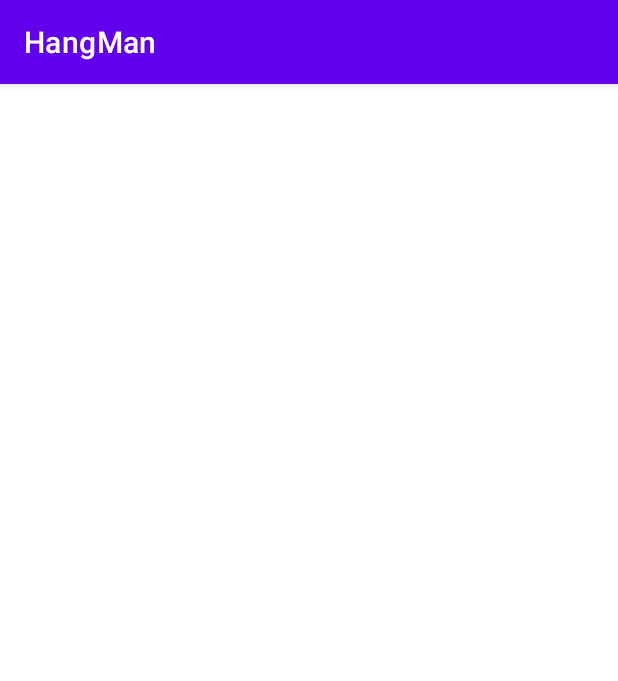
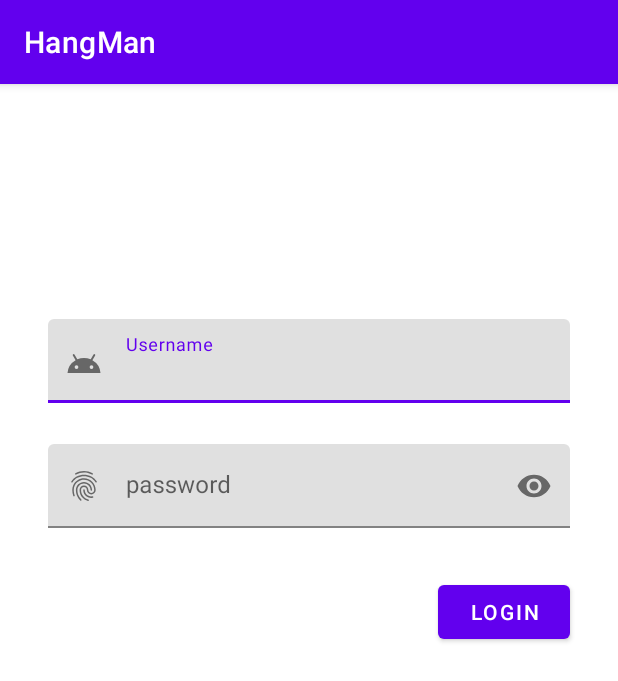
Before and after one commit to Ivansame-enti/HangMan, an Android app: the screen it shows after launch (MainActivity before the commit, LoginActivity after it), on a phone screen of 412 x 824 dp. Shown: the top 681 px of the screen. Run offline under Robolectric (Android 15) with nearby library versions, the phone set to English and light mode, and no system bars.

Commit message:
Login hecho

```diff
--- /dev/null
+++ b/app/src/main/java/com/example/hangman/LoginActivity.kt
@@ -0,0 +1,60 @@
+package com.example.hangman
+
+import android.content.Intent
+import androidx.appcompat.app.AppCompatActivity
+import android.os.Bundle
+import android.util.Patterns
+import android.view.View
+import android.widget.Toast
+import com.example.hangman.databinding.ActivityLoginBinding
+import kotlinx.coroutines.CoroutineScope
+import kotlinx.coroutines.Dispatchers
+import kotlinx.coroutines.delay
+import kotlinx.coroutines.launch
+
+class LoginActivity : AppCompatActivity() {
+    private lateinit var binding: ActivityLoginBinding
+
+    private val CORRECT_USER = "ivan@gmail.com"
+    private val CORRECT_PASSWORD = "1234"
+
+    override fun onCreate(savedInstanceState: Bundle?) {
+        super.onCreate(savedInstanceState)
+
+        binding = ActivityLoginBinding.inflate(layoutInflater)
+        setContentView(binding.root)
+
+        binding.loginButton.setOnClickListener{
+            val username = binding.userInput.text.toString()
+            val password = binding.passwordInput.text.toString()
+
+            if(username == CORRECT_USER && password == CORRECT_PASSWORD){
+
+                binding.progressBar.visibility = View.VISIBLE
+
+                CoroutineScope(Dispatchers.Default).launch {
+
+                    delay(3000)
+
+                    val intent = Intent(this@LoginActivity, MainActivity::class.java)
+                    startActivity(intent)
+
+                    finish()
+                }
+
+            } else {
+                Toast.makeText(this, "Error", Toast.LENGTH_SHORT).show()
+            }
+        }
+
+        binding.userInput.setOnFocusChangeListener { view, b ->
+            if(!b){ //Cuando perdemos el focus
+                val username = binding.userInput.text.toString()
+                if(!Patterns.EMAIL_ADDRESS.matcher(username).matches())
+                    binding.userInput.error = "Invalid username"
+                else binding.userInput.error = null
+            }
+
+        }
+    }
+}
--- /dev/null
+++ b/app/src/main/res/drawable/ic_android_black_24dp.xml
@@ -0,0 +1,5 @@
+<vector android:height="24dp" android:tint="#000000"
+    android:viewportHeight="24" android:viewportWidth="24"
+    android:width="24dp" xmlns:android="http://schemas.android.com/apk/res/android">
+    <path android:fillColor="#FF000000" android:pathData="M17.6,11.48 L19.44,8.3a0.63,0.63 0,0 0,-1.09 -0.63l-1.88,3.24a11.43,11.43 0,0 0,-8.94 0L5.65,7.67a0.63,0.63 0,0 0,-1.09 0.63L6.4,11.48A10.81,10.81 0,0 0,1 20L23,20A10.81,10.81 0,0 0,17.6 11.48ZM7,17.25A1.25,1.25 0,1 1,8.25 16,1.25 1.25,0 0,1 7,17.25ZM17,17.25A1.25,1.25 0,1 1,18.25 16,1.25 1.25,0 0,1 17,17.25Z"/>
+</vector>
--- /dev/null
+++ b/app/src/main/res/drawable/ic_baseline_emoji_emotions_24.xml
@@ -0,0 +1,5 @@
+<vector android:height="24dp" android:tint="#000000"
+    android:viewportHeight="24" android:viewportWidth="24"
+    android:width="24dp" xmlns:android="http://schemas.android.com/apk/res/android">
+    <path android:fillColor="@android:color/white" android:pathData="M11.99,2C6.47,2 2,6.48 2,12c0,5.52 4.47,10 9.99,10C17.52,22 22,17.52 22,12C22,6.48 17.52,2 11.99,2zM8.5,8C9.33,8 10,8.67 10,9.5S9.33,11 8.5,11S7,10.33 7,9.5S7.67,8 8.5,8zM12,18c-2.28,0 -4.22,-1.66 -5,-4h10C16.22,16.34 14.28,18 12,18zM15.5,11c-0.83,0 -1.5,-0.67 -1.5,-1.5S14.67,8 15.5,8S17,8.67 17,9.5S16.33,11 15.5,11z"/>
+</vector>
--- /dev/null
+++ b/app/src/main/res/layout/activity_login.xml
@@ -0,0 +1,77 @@
+<?xml version="1.0" encoding="utf-8"?>
+<androidx.constraintlayout.widget.ConstraintLayout xmlns:android="http://schemas.android.com/apk/res/android"
+    xmlns:app="http://schemas.android.com/apk/res-auto"
+    xmlns:tools="http://schemas.android.com/tools"
+    android:layout_width="match_parent"
+    android:layout_height="match_parent"
+    tools:context=".LoginActivity">
+
+    <com.google.android.material.textfield.TextInputLayout
+        android:id="@+id/userInputWrapper"
+        android:layout_width="match_parent"
+        android:layout_height="wrap_content"
+        android:layout_marginStart="32dp"
+        android:layout_marginEnd="32dp"
+        android:hint="@string/username"
+        app:layout_constraintBottom_toBottomOf="parent"
+        app:layout_constraintEnd_toEndOf="parent"
+        app:layout_constraintStart_toStartOf="parent"
+        app:layout_constraintTop_toTopOf="parent"
+        app:layout_constraintVertical_bias="0.22000003"
+        app:startIconDrawable="@drawable/ic_android_black_24dp">
+
+        <com.google.android.material.textfield.TextInputEditText
+            android:id="@+id/userInput"
+            android:layout_width="match_parent"
+            android:layout_height="wrap_content" />
+
+    </com.google.android.material.textfield.TextInputLayout>
+
+    <com.google.android.material.textfield.TextInputLayout
+        android:id="@+id/passwordInputWrapper"
+        android:layout_width="match_parent"
+        android:layout_height="wrap_content"
+        android:layout_marginStart="32dp"
+        android:layout_marginTop="18dp"
+        android:layout_marginEnd="32dp"
+        android:hint="@string/password"
+        app:endIconMode="password_toggle"
+        app:layout_constraintBottom_toBottomOf="parent"
+        app:layout_constraintEnd_toEndOf="parent"
+        app:layout_constraintStart_toStartOf="parent"
+        app:layout_constraintTop_toBottomOf="@+id/userInputWrapper"
+        app:layout_constraintVertical_bias="0.01999998"
+        app:startIconDrawable="?android:attr/fingerprintAuthDrawable">
+
+        <com.google.android.material.textfield.TextInputEditText
+            android:id="@+id/passwordInput"
+            android:layout_width="match_parent"
+            android:layout_height="wrap_content"
+            android:inputType="textPassword" />
+
+    </com.google.android.material.textfield.TextInputLayout>
+
+    <Button
+        android:id="@+id/loginButton"
+        android:layout_width="wrap_content"
+        android:layout_height="wrap_content"
+        android:layout_marginStart="260dp"
+        android:layout_marginTop="32dp"
+        android:text="Login"
+        app:layout_constraintEnd_toEndOf="parent"
+        app:layout_constraintStart_toStartOf="parent"
+        app:layout_constraintTop_toBottomOf="@+id/passwordInputWrapper" />
+
+    <ProgressBar
+        android:id="@+id/progressBar"
+        style="?android:attr/progressBarStyle"
+        android:layout_width="wrap_content"
+        android:layout_height="wrap_content"
+        android:layout_marginBottom="32dp"
+        android:visibility="invisible"
+        app:layout_constraintBottom_toBottomOf="parent"
+        app:layout_constraintEnd_toStartOf="@+id/loginButton"
+        app:layout_constraintStart_toStartOf="parent"
+        app:layout_constraintTop_toTopOf="parent" />
+
+</androidx.constraintlayout.widget.ConstraintLayout>
--- a/app/src/main/res/values/strings.xml
+++ b/app/src/main/res/values/strings.xml
@@ -1,3 +1,5 @@
 <resources>
     <string name="app_name">HangMan</string>
+    <string name="username">Username</string>
+    <string name="password">password</string>
 </resources>
```
Also changed, not shown: app/src/main/AndroidManifest.xml (+11 -1 lines), app/src/main/java/com/example/hangman/MainActivity.kt (+12 -0 lines), app/src/main/res/layout/activity_main.xml (+45 -0 lines).
